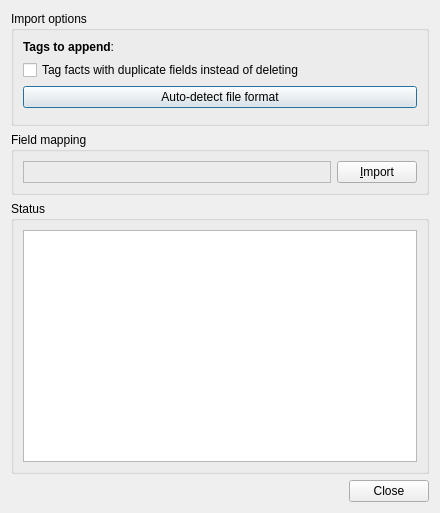
Above: designer/importing.ui from darkdragon-001/anki before the change. Below: the same form after it.
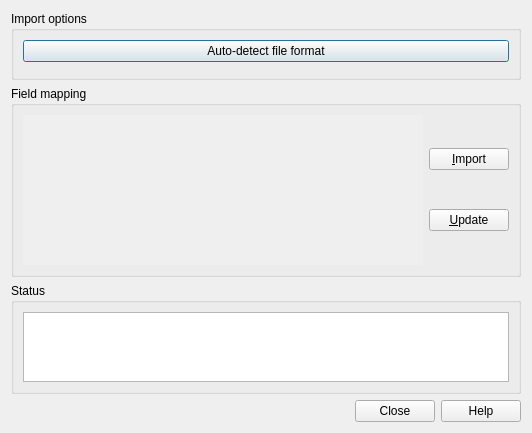
That is the form after the change.

Patch:
```diff
--- a/designer/importing.ui
+++ b/designer/importing.ui
@@ -6,8 +6,8 @@
    <rect>
     <x>0</x>
     <y>0</y>
-    <width>440</width>
-    <height>513</height>
+    <width>527</width>
+    <height>430</height>
    </rect>
   </property>
   <property name="windowTitle">
@@ -26,30 +26,6 @@
       <property name="margin">
        <number>9</number>
       </property>
-      <item>
-       <layout class="QGridLayout" name="topGrid">
-        <property name="margin">
-         <number>0</number>
-        </property>
-        <property name="spacing">
-         <number>6</number>
-        </property>
-        <item row="0" column="0">
-         <widget class="QLabel" name="label_4">
-          <property name="text">
-           <string>&lt;b&gt;Tags to append&lt;/b&gt;:</string>
-          </property>
-         </widget>
-        </item>
-       </layout>
-      </item>
-      <item>
-       <widget class="QCheckBox" name="tagDuplicates">
-        <property name="text">
-         <string>Tag facts with duplicate fields instead of deleting</string>
-        </property>
-       </widget>
-      </item>
       <item>
        <widget class="QPushButton" name="autoDetect">
         <property name="text">
@@ -66,7 +42,7 @@
    <item>
     <widget class="QGroupBox" name="mappingGroup">
      <property name="sizePolicy">
-      <sizepolicy hsizetype="Expanding" vsizetype="Preferred">
+      <sizepolicy hsizetype="Expanding" vsizetype="Expanding">
        <horstretch>0</horstretch>
        <verstretch>0</verstretch>
       </sizepolicy>
@@ -74,7 +50,7 @@
      <property name="title">
       <string>Field mapping</string>
      </property>
-     <layout class="QHBoxLayout">
+     <layout class="QVBoxLayout" name="verticalLayout_2">
       <property name="spacing">
        <number>6</number>
       </property>
@@ -82,34 +58,55 @@
        <number>9</number>
       </property>
       <item>
-       <layout class="QGridLayout">
-        <property name="margin">
-         <number>0</number>
-        </property>
-        <property name="spacing">
-         <number>6</number>
-        </property>
-        <item row="0" column="2">
-         <widget class="QPushButton" name="importButton">
-          <property name="text">
-           <string>&amp;Import</string>
-          </property>
-         </widget>
+       <layout class="QGridLayout" name="gridLayout">
+        <item row="0" column="1">
+         <layout class="QVBoxLayout" name="verticalLayout">
+          <item>
+           <widget class="QPushButton" name="importButton">
+            <property name="text">
+             <string>&amp;Import</string>
+            </property>
+           </widget>
+          </item>
+          <item>
+           <widget class="QPushButton" name="updateButton">
+            <property name="text">
+             <string>&amp;Update</string>
+            </property>
+           </widget>
+          </item>
+         </layout>
         </item>
         <item row="0" column="0">
-         <widget class="QFrame" name="mappingArea">
+         <widget class="QScrollArea" name="mappingArea">
           <property name="sizePolicy">
-           <sizepolicy hsizetype="Expanding" vsizetype="Preferred">
+           <sizepolicy hsizetype="MinimumExpanding" vsizetype="MinimumExpanding">
             <horstretch>0</horstretch>
             <verstretch>0</verstretch>
            </sizepolicy>
           </property>
+          <property name="minimumSize">
+           <size>
+            <width>400</width>
+            <height>150</height>
+           </size>
+          </property>
           <property name="frameShape">
-           <enum>QFrame::StyledPanel</enum>
+           <enum>QFrame::NoFrame</enum>
           </property>
-          <property name="frameShadow">
-           <enum>QFrame::Raised</enum>
+          <property name="widgetResizable">
+           <bool>true</bool>
           </property>
+          <widget class="QWidget" name="scrollAreaWidgetContents">
+           <property name="geometry">
+            <rect>
+             <x>0</x>
+             <y>0</y>
+             <width>400</width>
+             <height>150</height>
+            </rect>
+           </property>
+          </widget>
          </widget>
         </item>
        </layout>
@@ -145,7 +142,7 @@
       <enum>Qt::Horizontal</enum>
      </property>
      <property name="standardButtons">
-      <set>QDialogButtonBox::Close</set>
+      <set>QDialogButtonBox::Close|QDialogButtonBox::Help</set>
      </property>
     </widget>
    </item>
```
Left out of the diff: 2 changed lines with no effect on the pictures.
